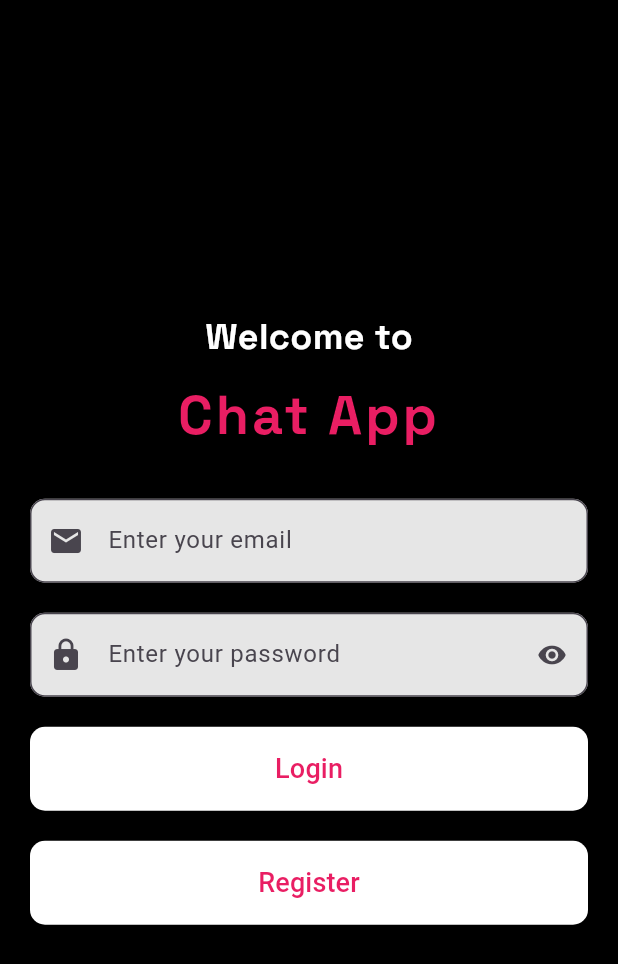
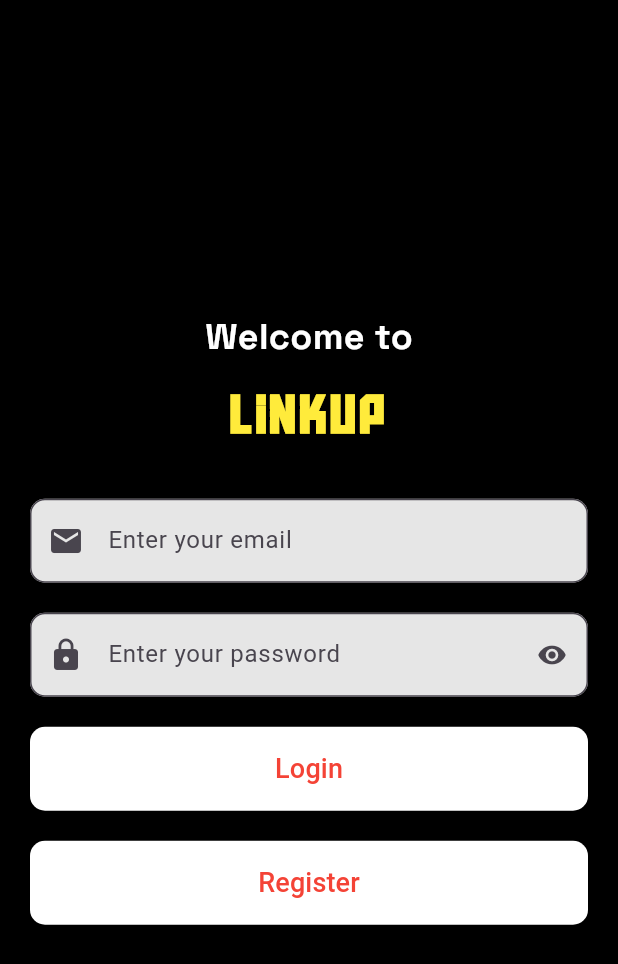
Before and after one commit to AayushPandeyy/linkup_app, a Flutter app: the screen it shows after launch, on a phone screen of 412 x 824 dp. Shown: the top 964 px of the screen. Run offline on Flutter 3.47's test engine with Material 3 defaults, Android fonts, the light colour scheme and no system bars; our stand-ins replace cloud_firestore, firebase_auth, firebase_core; accounts and stored records are empty.

Commit message:
Added App Icon

```diff
--- a/chatapp_flutter/lib/main.dart
+++ b/chatapp_flutter/lib/main.dart
@@ -13,27 +13,11 @@ void main() async {
 class MyApp extends StatelessWidget {
   const MyApp({super.key});
 
-  // This widget is the root of your application.
   @override
   Widget build(BuildContext context) {
     return MaterialApp(
-      title: 'Flutter Demo',
+      title: 'LinkUp',
       theme: ThemeData(
-        // This is the theme of your application.
-        //
-        // TRY THIS: Try running your application with "flutter run". You'll see
-        // the application has a purple toolbar. Then, without quitting the app,
-        // try changing the seedColor in the colorScheme below to Colors.green
-        // and then invoke "hot reload" (save your changes or press the "hot
-        // reload" button in a Flutter-supported IDE, or press "r" if you used
-        // the command line to start the app).
-        //
-        // Notice that the counter didn't reset back to zero; the application
-        // state is not lost during the reload. To reset the state, use hot
-        // restart instead.
-        //
-        // This works for code too, not just values: Most code changes can be
-        // tested with just a hot reload.
         colorScheme: ColorScheme.fromSeed(seedColor: Colors.deepPurple),
         useMaterial3: true,
       ),
--- a/chatapp_flutter/lib/screens/HomeScreen.dart
+++ b/chatapp_flutter/lib/screens/HomeScreen.dart
@@ -20,7 +20,7 @@ class _HomeScreenState extends State<HomeScreen> {
         child: Scaffold(
             appBar: AppBar(
               title: const Text(
-                "Chat App",
+                "LinkUp",
                 style: TextStyle(
                   fontSize: 30,
                   fontFamily: "AldotheApache",
@@ -29,12 +29,13 @@ class _HomeScreenState extends State<HomeScreen> {
               elevation: 4,
             ),
             body: Container(
+                margin: EdgeInsets.only(top: 1),
                 height: double.maxFinite,
                 child: StreamBuilder(
                   stream: chatService.getUsers(),
                   builder: (context, snapshot) {
                     if (snapshot.connectionState == ConnectionState.waiting) {
-                      return Text("Loading...");
+                      return Center(child: CircularProgressIndicator());
                     }
 
                     return ListView(
--- a/chatapp_flutter/lib/screens/auth/SignInScreen.dart
+++ b/chatapp_flutter/lib/screens/auth/SignInScreen.dart
@@ -70,10 +70,10 @@ class _SignInScreenState extends State<SignInScreen> {
                   ),
                   const SizedBox(height: 10.0),
                   Text(
-                    'Chat App',
+                    'LinkUp',
                     style: TextStyle(
-                      fontFamily: "SpaceGrotesk",
-                      color: Colors.pink,
+                      fontFamily: "AldotheApache",
+                      color: Colors.yellow,
                       fontSize: 36.0,
                       fontWeight: FontWeight.bold,
                       letterSpacing: 2.0,
@@ -141,7 +141,7 @@ class _SignInScreenState extends State<SignInScreen> {
                     ),
                     child: const Text(
                       "Login",
-                      style: TextStyle(fontSize: 18.0, color: Colors.pink),
+                      style: TextStyle(fontSize: 18.0, color: Colors.red),
                     ),
                   ),
                   const SizedBox(
@@ -164,7 +164,7 @@ class _SignInScreenState extends State<SignInScreen> {
                       ),
                       child: const Text(
                         'Register',
-                        style: TextStyle(fontSize: 18.0, color: Colors.pink),
+                        style: TextStyle(fontSize: 18.0, color: Colors.red),
                       )),
                 ],
               ),
--- a/chatapp_flutter/pubspec.yaml
+++ b/chatapp_flutter/pubspec.yaml
@@ -43,8 +43,14 @@ dependencies:
   cloud_firestore: ^4.14.0
 
 dev_dependencies:
+  flutter_launcher_icons: ^0.13.1
   flutter_test:
     sdk: flutter
+
+flutter_icons:
+  android: "launcher_icons"
+  ios: true
+  image_path: "assets/images/logo.jpeg"
 
   # The "flutter_lints" package below contains a set of recommended lints to
   # encourage good coding practices. The lint set provided by the package is
```
Also changed, not shown: chatapp_flutter/lib/screens/ChatScreen.dart (+40 -6 lines), chatapp_flutter/lib/screens/SearchScreen.dart (+49 -1 lines), chatapp_flutter/lib/services/ChatService.dart (+14 -0 lines), chatapp_flutter/lib/widgets/common/SearchBox.dart (added, +35 -0 lines), chatapp_flutter/assets/images/LinkUp Logo.png (added), chatapp_flutter/assets/images/logo.jpeg (added), chatapp_flutter/pubspec.lock, 29 other files.
